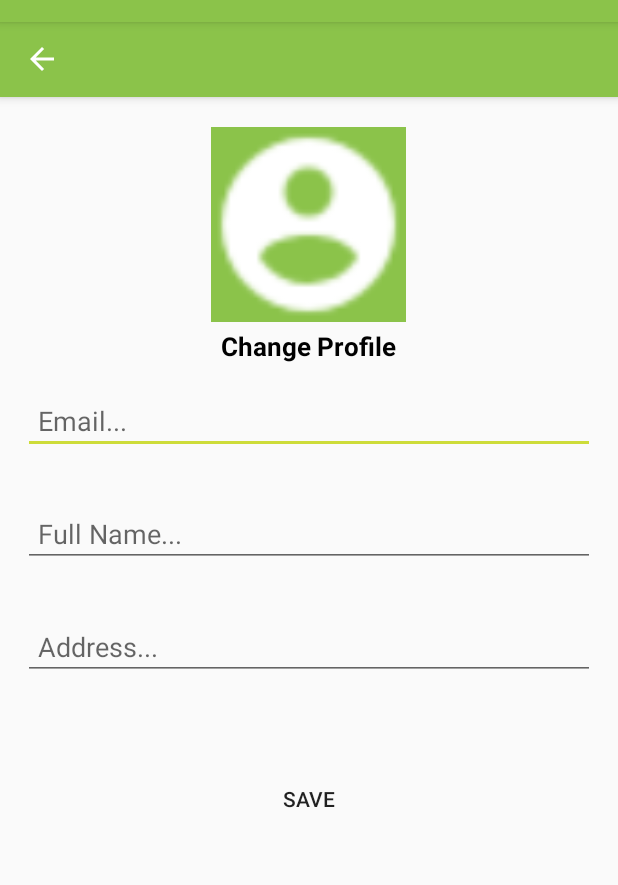
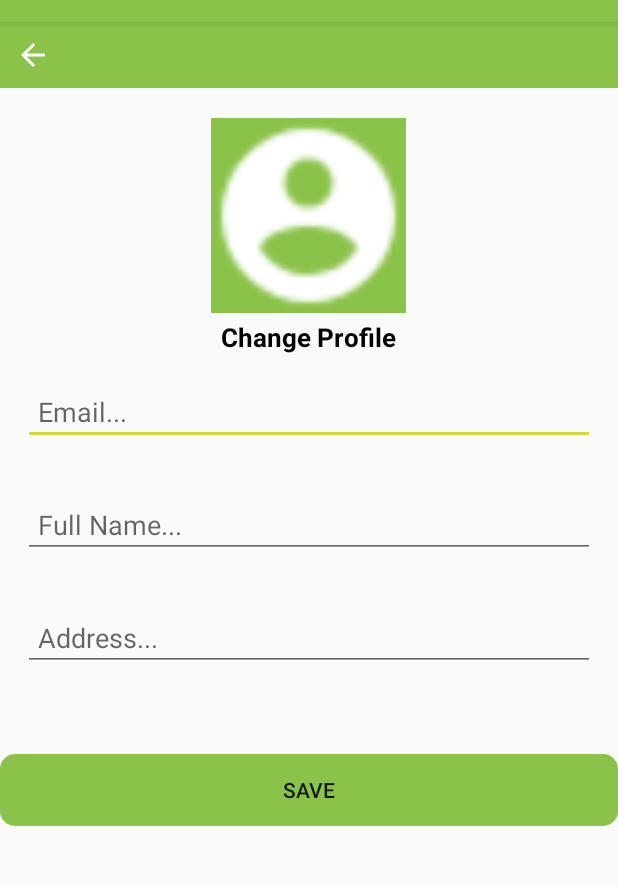
Before and after one commit to mlj12/AgroEcommerce, an Android app: the Account screen opened directly, with no data from a screen before it, on a phone screen of 412 x 824 dp, the part 62-947 px from its top. Run offline under Robolectric (Android 15) with nearby library versions, the phone set to English and light mode, and no system bars; our stand-ins replace CircleImageView, Firebase (no records; nobody signed in at launch, a user with empty details on screens opened directly), Picasso; libraries missing offline, so code that uses them is left out: com.theartofdev.edmodo.

Commit message:
Fixing bugs

```diff
--- a/app/build.gradle
+++ b/app/build.gradle
@@ -31,13 +31,14 @@ dependencies {
     implementation 'com.google.firebase:firebase-core:11.8.0'
     implementation 'com.google.firebase:firebase-database:11.8.0'
     implementation 'com.google.firebase:firebase-storage:11.8.0'
-
     implementation 'com.firebaseui:firebase-ui-database:3.2.2'
     implementation 'com.cepheuen.elegant-number-button:lib:1.0.2'
     implementation 'com.squareup.picasso:picasso:2.71828'
     implementation 'com.github.rey5137:material:1.2.5'
     implementation 'de.hdodenhof:circleimageview:2.2.0'
     implementation 'com.firebaseui:firebase-ui:0.6.2'
+    implementation 'com.firebase:firebase-client-android:2.5.2+'
+    implementation 'com.android.volley:volley:1.0.0'
     implementation 'com.theartofdev.edmodo:android-image-cropper:2.7.+'
     implementation 'com.android.support:cardview-v7:27.1.1'
     implementation 'com.android.support:recyclerview-v7:27.1.1'
--- a/app/src/main/java/uk/aber/ac/agroecommerce/SellerDashboard.java
+++ b/app/src/main/java/uk/aber/ac/agroecommerce/SellerDashboard.java
@@ -5,6 +5,8 @@ import android.support.v7.app.AppCompatActivity;
 import android.os.Bundle;
 import android.view.View;
 import android.widget.Button;
+
+import com.google.firebase.auth.FirebaseAuth;
 
 public class SellerDashboard extends AppCompatActivity {
 
@@ -64,7 +66,7 @@ public class SellerDashboard extends AppCompatActivity {
             @Override
             public void onClick(View v) {
 
-
+                FirebaseAuth.getInstance().signOut();
                 Intent intent = new Intent(SellerDashboard.this,MainActivity.class);
                 startActivity(intent);
             }
--- a/app/src/main/res/layout/activity_account.xml
+++ b/app/src/main/res/layout/activity_account.xml
@@ -6,38 +6,49 @@
     android:layout_height="match_parent"
     tools:context=".Account">
 
-    <android.support.design.widget.AppBarLayout
-        android:id="@+id/app_bar_settings"
+
+
+
+    <RelativeLayout
+
+        android:id="@+id/settings_back"
         android:layout_width="match_parent"
-        android:layout_height="50dp"
+        android:layout_height="wrap_content"
+        android:padding="10dp"
         android:background="@color/colorPrimary">
 
-        <android.support.v7.widget.Toolbar
-            android:id="@+id/toolbar_settings"
-            android:layout_width="match_parent"
-            android:layout_height="wrap_content">
 
-            <RelativeLayout
-                android:layout_width="match_parent"
-                android:layout_height="match_parent">
+        <ImageView
+            android:id="@+id/close_settings_btn"
+            android:layout_width="wrap_content"
+            android:layout_height="wrap_content"
+            android:background="@drawable/ic_arrow_back_black_24dp"
 
-                <TextView
-                    android:id="@+id/close_settings_btn"
-                    android:layout_width="wrap_content"
-                    android:layout_height="wrap_content"
-                    android:background="@drawable/ic_arrow_back_black_24dp"
-                    android:textColor="@android:color/white"
-                    android:textSize="17sp"
-                    android:textStyle="bold"
-                    android:layout_alignParentStart="true"
-                    android:layout_alignParentLeft="true" />
+            />
 
-            </RelativeLayout>
 
-        </android.support.v7.widget.Toolbar>
 
-    </android.support.design.widget.AppBarLayout>
+    </RelativeLayout>
 
+
+
+
+    <ScrollView
+        android:layout_width="match_parent"
+        android:layout_height="match_parent"
+        android:layout_below="@id/settings_back"
+        >
+
+
+<LinearLayout
+    android:layout_width="match_parent"
+    android:layout_height="match_parent"
+    android:layout_below="@+id/settings_back"
+    >
+
+    <RelativeLayout
+        android:layout_width="match_parent"
+        android:layout_height="match_parent">
 
 
     <de.hdodenhof.circleimageview.CircleImageView
@@ -46,7 +57,7 @@
         android:layout_height="130dp"
         android:src="@drawable/baseline_account_circle_white_18dp"
         android:background="@color/colorPrimary"
-        android:layout_below="@+id/app_bar_settings"
+
         android:layout_marginTop="20dp"
         android:layout_centerHorizontal="true"
         />
@@ -93,16 +104,24 @@
         android:hint="Address..."
         android:layout_margin="15dp"
         android:padding="10dp"
+        android:imeActionId="6"
+        android:imeOptions="actionUnspecified"
         />
 
     <Button
         android:id="@+id/update_account_btn"
-        android:layout_width="wrap_content"
+        android:layout_width="match_parent"
         android:layout_height="wrap_content"
         android:layout_below="@id/settings_address"
         android:background="@drawable/buttons"
+        android:backgroundTint="@color/colorPrimary"
         android:layout_centerHorizontal="true"
         android:layout_marginTop="40dp"
         android:text="Save" />
 
+    </RelativeLayout>
+
+</LinearLayout>
+
+    </ScrollView>
 </RelativeLayout>
```
Also changed, not shown: app/src/main/java/uk/aber/ac/agroecommerce/Chat.java (+53 -25 lines), app/src/main/res/layout/activity_chat.xml (+23 -22 lines), app/src/main/res/layout/login.xml (+18 -5 lines), app/src/main/res/layout/register.xml (+18 -3 lines).
